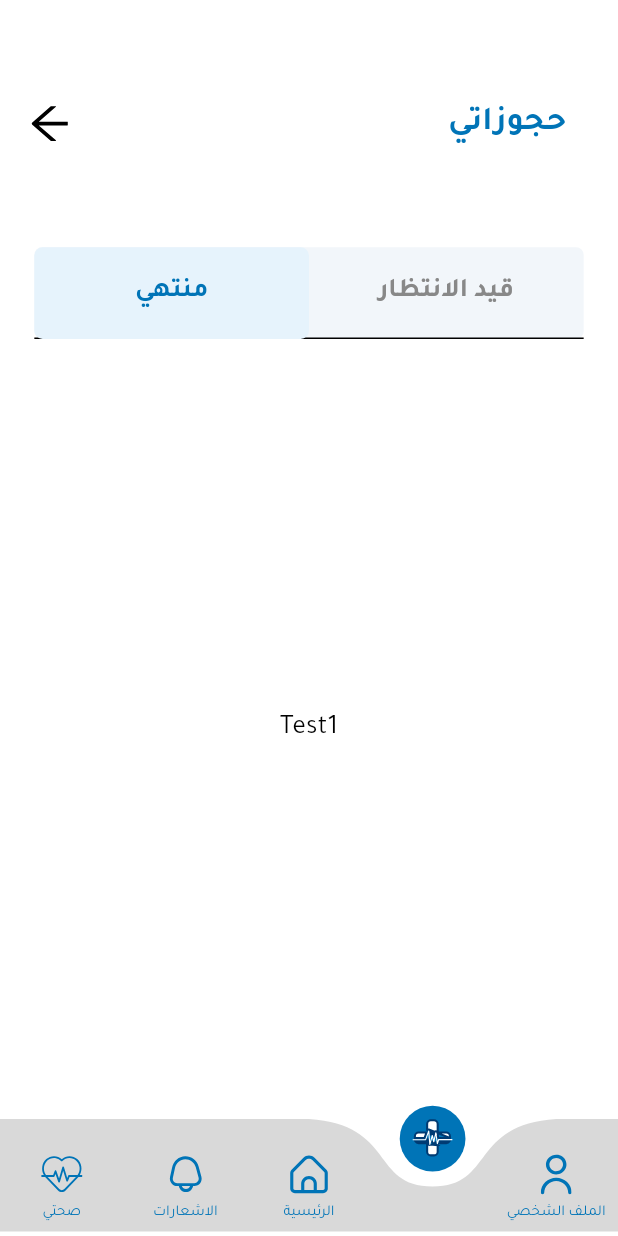
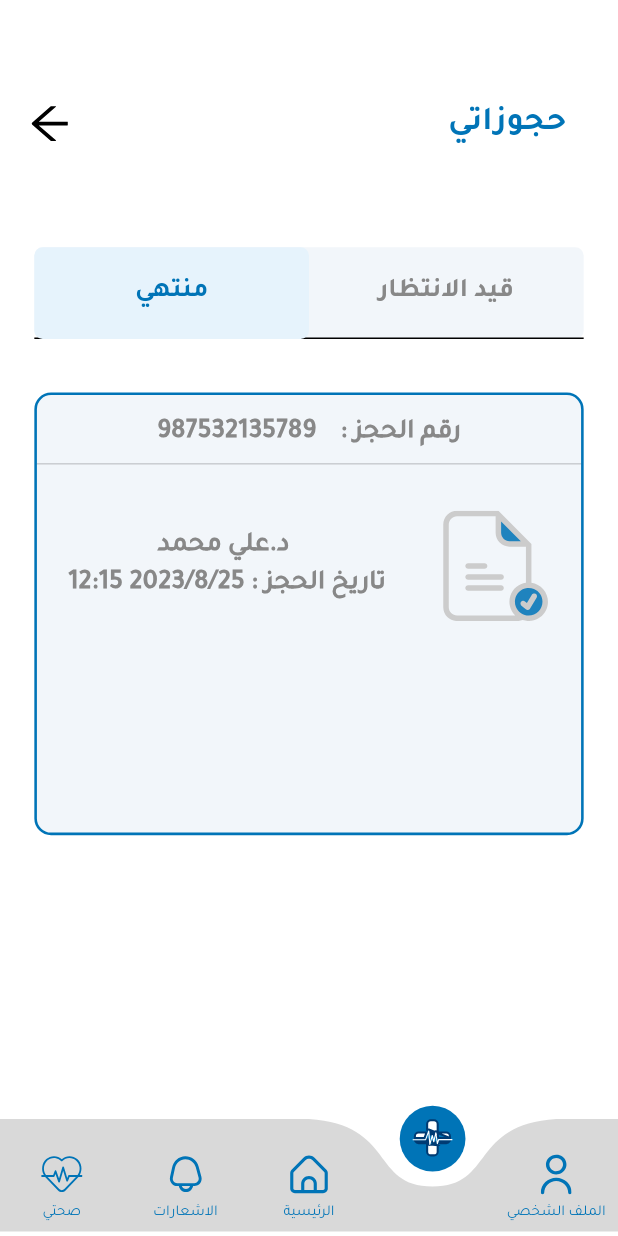
Before and after one commit to Mowaffik-Almaradne/Hakeem-App, a Flutter app: the MainBackGround screen opened directly, item 4 of the bottom bar chosen, on a phone screen of 412 x 824 dp. Run offline on Flutter 3.47's test engine with Material 3 defaults, Android fonts, the light colour scheme and no system bars; drawn by our look-alikes of curved_labeled_navigation_bar; our stand-ins replace bloc, dartz, equatable, flutter_bloc, flutter_screenutil, flutter_svg and 4 more; missing offline and left inert: double_back_to_exit; project files that could hold a hidden picture were left out.

Commit message:
reservatio ui

```diff
--- a/lib/core/resources/color_manger.dart
+++ b/lib/core/resources/color_manger.dart
@@ -25,4 +25,5 @@ class AppColorManger {
   static Color colorButtonShowDailog = const Color(0xffE6F3FC);
   static Color backGroundColorShowDialog = const Color(0xff666565);
   static Color colorShowDailogButton = const Color(0xff888888);
+  static Color lightColor = const Color(0xff909090);
 }
--- a/lib/core/resources/svg_manger.dart
+++ b/lib/core/resources/svg_manger.dart
@@ -16,4 +16,7 @@ class AppSvgManger {
   static const iconArrow = 'assets/image/svg/arrowIcon.svg';
   static const iconArrowProfile = 'assets/image/svg/arrowProfile.svg';
   static const iconCircularProfile = 'assets/image/svg/circular.svg';
+  static const iconReservation = 'assets/image/svg/iconReservation.svg';
+  static const iconFinishedResevation =
+      'assets/image/svg/iconFinisedResevation.svg';
 }
--- a/lib/core/resources/word_manger.dart
+++ b/lib/core/resources/word_manger.dart
@@ -39,6 +39,17 @@ class AppWordManger {
   static const textVisibale =
       "تجنب التعرض للحرارة\n استخدام الثلج\nالشرب والتغذية الجيدة\n مراقبة العلامات غير العادية\nتجنب التمدد الزائد";
 
+//? Resevation : ?
+  static const myReservation = 'حجوزاتي';
+  static const finshied = 'منتهي';
+  static const watting = 'قيد الانتظار';
+  static const cansleResevation = 'إلغاء الحجز';
+  static const dataReservation = 'تاريخ الحجز';
+  static const numberResevation = ': رقم الحجز';
+  static const notFoundResevationinThisYet = 'لايوجدحجوزات حتى الآن.';
+  static const sorryToCancelTheReservationPlease = 'عذرا ! لإلغاء الحجز يرجى ';
+  static const contactUsWithAVoiceCall = 'التواصل معنا بمكالكة صوتية';
+  static const thanks = 'شكرا لك .';
 //? profile :
   static const welcome = 'مرحبا بك';
   static const fullName = 'الاسم الكامل';
--- a/lib/features/reservation/presentation/pages/reservation_page.dart
+++ b/lib/features/reservation/presentation/pages/reservation_page.dart
@@ -1,12 +1,12 @@
 import 'package:flutter/material.dart';
 import 'package:flutter_bloc/flutter_bloc.dart';
-import 'package:flutter_screenutil/flutter_screenutil.dart';
-import 'package:flutter_svg/svg.dart';
-import 'package:hosptel_app/core/resources/color_manger.dart';
 import 'package:hosptel_app/core/resources/svg_manger.dart';
 import 'package:hosptel_app/core/widget/main/back_ground_main/back_ground_main.dart';
 import 'package:hosptel_app/core/widget/main/nav_button_main/cubit/button_nav_cubit.dart';
-import 'package:hosptel_app/core/widget/text_utiles/text_utile_widget.dart';
+import 'package:hosptel_app/features/reservation/presentation/widgets/card_reservation_widget.dart';
+import 'package:hosptel_app/features/reservation/presentation/widgets/pop_up_cancle_reservation.dart';
+import 'package:hosptel_app/features/reservation/presentation/widgets/tab_bar_widget.dart';
+import 'package:hosptel_app/features/reservation/presentation/widgets/title_reservation.dart';
 import 'package:hosptel_app/router/app_router.dart';
 
 class ReservationPage extends StatelessWidget {
@@ -28,92 +28,30 @@ class ReservationPage extends StatelessWidget {
         child: MainBackGround(
           mainBody: Column(
             children: [
-              Padding(
-                padding: EdgeInsets.symmetric(horizontal: 14.w, vertical: 59.h),
-                //? Arrow And Text :
-                child: Row(
-                  mainAxisAlignment: MainAxisAlignment.spaceBetween,
-                  children: [
-                    GestureDetector(
-                      onTap: () {
-                        Navigator.pushReplacementNamed(
-                          context,
-                          RouteNamedScreens.homeScreenNameRoute,
-                        );
-                        context
-                            .read<ButtonNavCubit>()
-                            .changeIndexButtonNav(2, context);
-                      },
-                      child: SvgPicture.asset(
-                        AppSvgManger.iconArrow,
-                        width: 30.w,
-                        height: 30.h,
-                      ),
-                    ),
-                    TextUtiels(
-                      paddingRight: 16.w,
-                      text: 'حجوزاتي',
-                      style: Theme.of(context).textTheme.displayLarge?.copyWith(
-                            fontSize: 20.sp,
-                          ),
-                    ),
-                  ],
-                ),
-              ),
-              Padding(
-                padding: EdgeInsets.symmetric(horizontal: 20.w),
-                child: Container(
-                  height: 55.h,
-                  decoration: BoxDecoration(
-                    color: const Color(0xffF2F6FA),
-                    borderRadius: BorderRadius.circular(5),
-                  ),
-                  child: TabBar(
-                    automaticIndicatorColorAdjustment: true,
-                    indicatorSize: TabBarIndicatorSize.tab,
-                    unselectedLabelColor: const Color(0xff888888),
-                    labelColor: AppColorManger.primaryColor,
-                    indicatorColor: Colors.white,
-                    indicatorWeight: 2,
-                    indicator: BoxDecoration(
-                      color: const Color(0xffE6F3FC),
-                      borderRadius: BorderRadius.circular(5.r),
-                    ),
-                    labelStyle:
-                        Theme.of(context).textTheme.displayLarge?.copyWith(
-                              fontSize: 16.sp,
-                            ),
-                    tabs: const [
-                      Tab(
-                        text: 'منتهي',
-                      ),
-                      Tab(
-                        text: 'قيد الانتظار',
-                      ),
-                    ],
-                  ),
-                ),
-              ),
-              const Expanded(
+              //? Title Reservation :
+              const TitleReservation(),
+              //? Tab Bar Widget  :
+              const TabBarWidget(),
+              Expanded(
+                flex: 1,
                 child: TabBarView(
                   children: [
-                    Column(
-                      mainAxisAlignment: MainAxisAlignment.center,
-                      children: [
-                        TextUtiels(
-                          text: 'Test1',
-                          color: Colors.black,
-                        ),
-                      ],
+                    //? Resevation Finished :
+                    const CardReservationWidget(
+                      iconCardReservatio: AppSvgManger.iconFinishedResevation,
+                      showButtonCancleResvation: false,
+                      showDivider: false,
                     ),
-                    Column(
-                      mainAxisAlignment: MainAxisAlignment.center,
-                      children: [
-                        TextUtiels(
-                          text: 'Test1',
-                          color: Colors.black,
-                        ),
-                      ],
+                    //? Resevation As Soon As Wating  :
+                    CardReservationWidget(
+                      iconCardReservatio: AppSvgManger.iconReservation,
+                      showButtonCancleResvation: true,
+                      showDivider: true,
+                      onTapCancleReservation: () {
+                        MainShowDialogCansleResevation.customShowDialog(
+                          context,
+                        );
+                      },
                     ),
                   ],
                 ),
--- /dev/null
+++ b/lib/features/reservation/presentation/widgets/card_reservation_widget.dart
@@ -0,0 +1,134 @@
+import 'package:flutter/material.dart';
+import 'package:flutter_screenutil/flutter_screenutil.dart';
+import 'package:flutter_svg/svg.dart';
+import 'package:hosptel_app/core/resources/color_manger.dart';
+import 'package:hosptel_app/core/resources/font_manger.dart';
+import 'package:hosptel_app/core/resources/word_manger.dart';
+import 'package:hosptel_app/core/widget/text_utiles/text_utile_widget.dart';
+
+class CardReservationWidget extends StatelessWidget {
+  const CardReservationWidget({
+    super.key,
+    required this.iconCardReservatio,
+    required this.showButtonCancleResvation,
+    required this.showDivider,
+    this.onTapCancleReservation,
+  });
+  final String iconCardReservatio;
+  final bool showButtonCancleResvation;
+  final bool showDivider;
+  final void Function()? onTapCancleReservation;
+  @override
+  Widget build(BuildContext context) {
+    return Padding(
+      padding: EdgeInsets.symmetric(
+        horizontal: 20.w,
+        vertical: 32.h,
+      ),
+      child: Container(
+        padding: EdgeInsets.symmetric(vertical: 11.5.h),
+        width: 320.w,
+        height: 250.h,
+        margin: EdgeInsets.only(bottom: 138.h),
+        decoration: BoxDecoration(
+          color: AppColorManger.fillColorCard,
+          border: Border.all(
+            color: AppColorManger.primaryColor,
+            width: 1.5.w,
+          ),
+          borderRadius: BorderRadius.circular(10.r),
+        ),
+        child: Column(
+          children: [
+            //? Number Reservation :
+            Row(
+              mainAxisAlignment: MainAxisAlignment.center,
+              children: [
+                //? Number Reservation From Api :
+                TextUtiels(
+                  paddingRight: 14.w,
+                  text: '987532135789',
+                  style: Theme.of(context).textTheme.bodyMedium?.copyWith(
+                        color: AppColorManger.colorShowDailogButton,
+                        fontSize: 16.sp,
+                        fontWeight: AppFontWeightManger.fontWeightExtraBold,
+                      ),
+                ),
+                TextUtiels(
+                  text: AppWordManger.numberResevation,
+                  style: Theme.of(context).textTheme.bodyMedium?.copyWith(
+                        color: AppColorManger.colorShowDailogButton,
+                        fontSize: 16.sp,
+                        fontWeight: AppFontWeightManger.fontWeightExtraBold,
+                      ),
+                ),
+              ],
+            ),
+            Divider(
+              color: AppColorManger.black.withOpacity(0.17),
+            ),
+            Padding(
+              padding: EdgeInsets.symmetric(vertical: 20.h),
+              child: Row(
+                mainAxisAlignment: MainAxisAlignment.spaceAround,
+                children: [
+                  Column(
+                    children: [
+                      //? Name Doctor From (Api)
+                      TextUtiels(
+                        text: 'د.علي محمد',
+                        style: Theme.of(context).textTheme.bodyMedium?.copyWith(
+                              color: AppColorManger.colorShowDailogButton,
+                              fontSize: 16.sp,
+                              fontWeight:
+                                  AppFontWeightManger.fontWeightExtraBold,
+                            ),
+                      ),
+                      //? Text Date Resevation From Api :
+                      TextUtiels(
+                        text:
+                            ' 12:15 2023/8/25 : ${AppWordManger.dataReservation}',
+                        style: Theme.of(context).textTheme.bodyMedium?.copyWith(
+                              color: AppColorManger.colorShowDailogButton,
+                              fontSize: 16.sp,
+                              fontWeight:
+                                  AppFontWeightManger.fontWeightExtraBold,
+                            ),
+                      ),
+                    ],
+                  ),
+                  SvgPicture.asset(
+                    width: 71.w,
+                    height: 67.h,
+                    iconCardReservatio,
+                  ),
+                ],
+              ),
+            ),
+            //? Dividing :
+            Visibility(
+              visible: showDivider,
+              child: Divider(
+                color: AppColorManger.black.withOpacity(0.17),
+              ),
+            ),
+            //? Button For Cancle Resevation :
+            Visibility(
+              visible: showButtonCancleResvation,
+              child: GestureDetector(
+                onTap: onTapCancleReservation,
+                child: TextUtiels(
+                  paddingTop: 5.h,
+                  text: AppWordManger.cansleResevation,
+                  style: Theme.of(context).textTheme.displayLarge?.copyWith(
+                        fontSize: 16.sp,
+                      ),
+                ),
+              ),
+            )
+          ],
+        ),
+      ),
+    );
+  }
+}
--- /dev/null
+++ b/lib/features/reservation/presentation/widgets/tab_bar_widget.dart
@@ -0,0 +1,41 @@
+import 'package:flutter/material.dart';
+import 'package:flutter_screenutil/flutter_screenutil.dart';
+import 'package:hosptel_app/core/resources/color_manger.dart';
+import 'package:hosptel_app/core/resources/word_manger.dart';
+
+class TabBarWidget extends StatelessWidget {
+  const TabBarWidget({super.key});
+
+  @override
+  Widget build(BuildContext context) {
+    return Padding(
+      padding: EdgeInsets.symmetric(horizontal: 20.w),
+      child: Container(
+        height: 55.h,
+        decoration: BoxDecoration(
+          color: AppColorManger.fillColorCard,
+          borderRadius: BorderRadius.circular(5.r),
+        ),
+        child: TabBar(
+          automaticIndicatorColorAdjustment: true,
+          indicatorSize: TabBarIndicatorSize.tab,
+          unselectedLabelColor: AppColorManger.colorShowDailogButton,
+          labelColor: AppColorManger.primaryColor,
+          indicatorColor: AppColorManger.white,
+          indicatorWeight: 2,
+          indicator: BoxDecoration(
+            color: AppColorManger.colorButtonShowDailog,
+            borderRadius: BorderRadius.circular(5.r),
+          ),
+          labelStyle: Theme.of(context).textTheme.displayLarge?.copyWith(
+                fontSize: 16.sp,
+              ),
+          tabs: const [
+            Tab(text: AppWordManger.finshied),
+            Tab(text: AppWordManger.watting),
+          ],
+        ),
+      ),
+    );
+  }
+}
--- /dev/null
+++ b/lib/features/reservation/presentation/widgets/title_reservation.dart
@@ -0,0 +1,47 @@
+import 'package:flutter/material.dart';
+import 'package:flutter_bloc/flutter_bloc.dart';
+import 'package:flutter_screenutil/flutter_screenutil.dart';
+import 'package:flutter_svg/svg.dart';
+import 'package:hosptel_app/core/resources/svg_manger.dart';
+import 'package:hosptel_app/core/resources/word_manger.dart';
+import 'package:hosptel_app/core/widget/main/nav_button_main/cubit/button_nav_cubit.dart';
+import 'package:hosptel_app/core/widget/text_utiles/text_utile_widget.dart';
+import 'package:hosptel_app/router/app_router.dart';
+
+class TitleReservation extends StatelessWidget {
+  const TitleReservation({super.key});
+
+  @override
+  Widget build(BuildContext context) {
+    return Padding(
+      padding: EdgeInsets.symmetric(horizontal: 14.w, vertical: 59.h),
+      //? Arrow And Text :
+      child: Row(
+        mainAxisAlignment: MainAxisAlignment.spaceBetween,
+        children: [
+          GestureDetector(
+            onTap: () {
+              Navigator.pushReplacementNamed(
+                context,
+                RouteNamedScreens.homeScreenNameRoute,
+              );
+              context.read<ButtonNavCubit>().changeIndexButtonNav(2, context);
+            },
+            child: SvgPicture.asset(
+              AppSvgManger.iconArrow,
+              width: 30.w,
+              height: 30.h,
+            ),
+          ),
+          TextUtiels(
+            paddingRight: 16.w,
+            text: AppWordManger.myReservation,
+            style: Theme.of(context).textTheme.displayLarge?.copyWith(
+                  fontSize: 20.sp,
+                ),
+          ),
+        ],
+      ),
+    );
+  }
+}
```
Also changed, not shown: lib/features/reservation/presentation/widgets/not_found_resevation.dart (added, +35 -0 lines), lib/features/reservation/presentation/widgets/pop_up_cancle_reservation.dart (added, +79 -0 lines), assets/image/svg/iconFinisedResevation.svg (added), assets/image/svg/iconReservation.svg (added).
